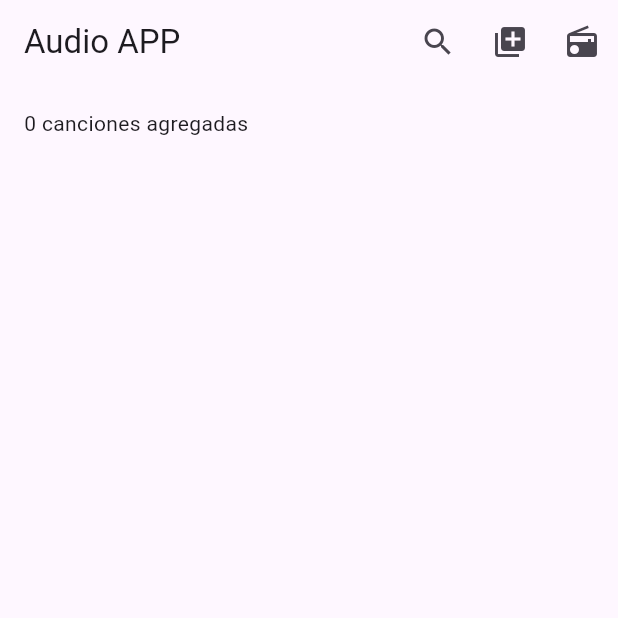
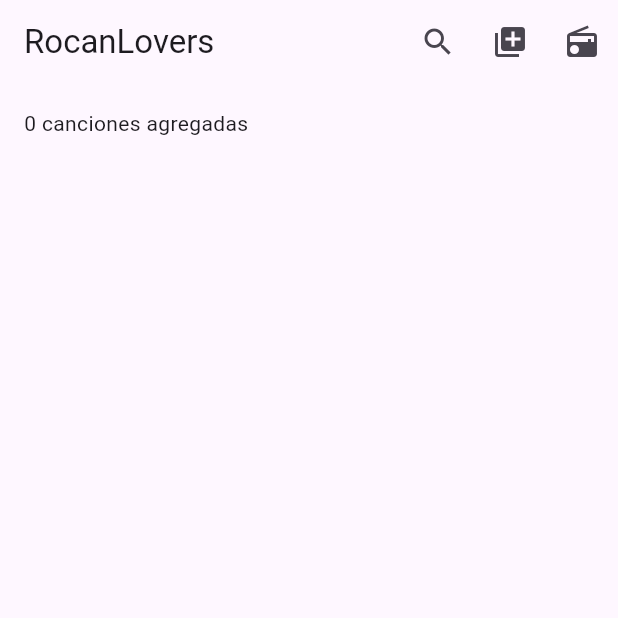
Before and after one commit to chardinson/audio_player, a Flutter app: the screen it shows after launch, on a phone screen of 412 x 824 dp, the top half of it. Run offline on Flutter 3.47's test engine with Material 2 defaults, Android fonts, the phone set to English and light mode, and no system bars; our stand-ins replace audioplayers, cached_network_image, file_picker, flutter_spinkit, marquee, share_plus.

Commit message:
Update title bar and README

```diff
--- a/lib/widgets/custom_app_bar.dart
+++ b/lib/widgets/custom_app_bar.dart
@@ -56,7 +56,7 @@ class _CustomAppBarState extends State<CustomAppBar> {
                       onPressed: _controller.clear,
                       icon: const Icon(Icons.clear))),
             )
-          : const Text('Audio APP'),
+          : const Text('RocanLovers'),
       leading: _showBackButton
           ? IconButton(
               onPressed: _goBack,
```
Also changed, not shown: 1 other file.
